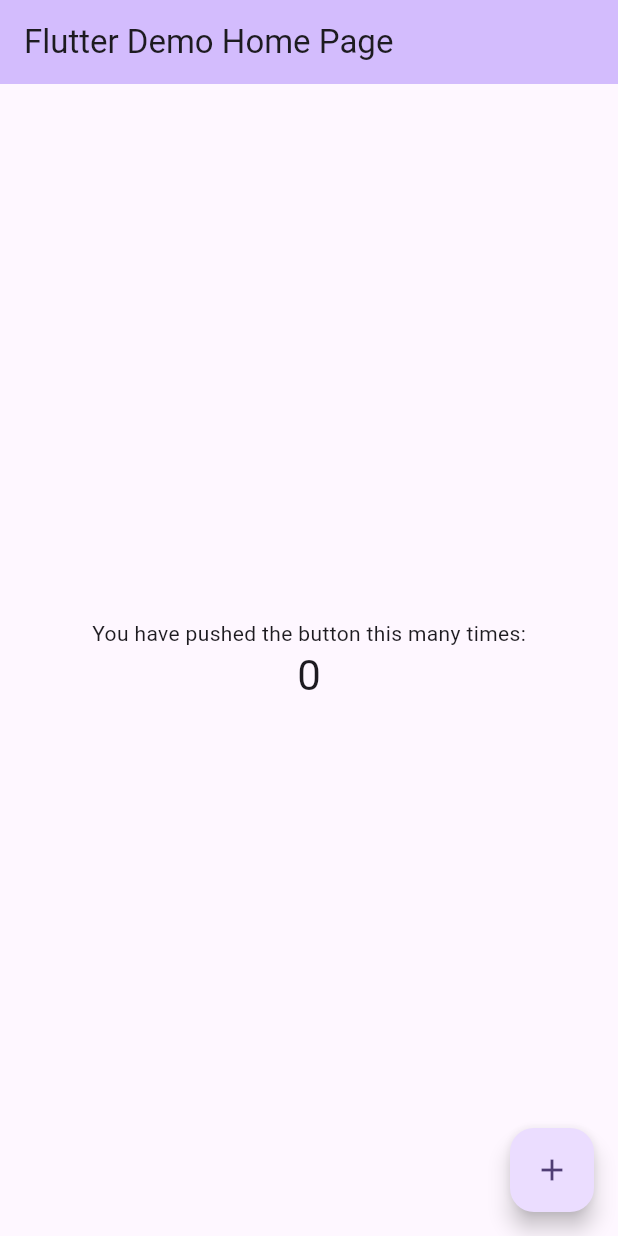
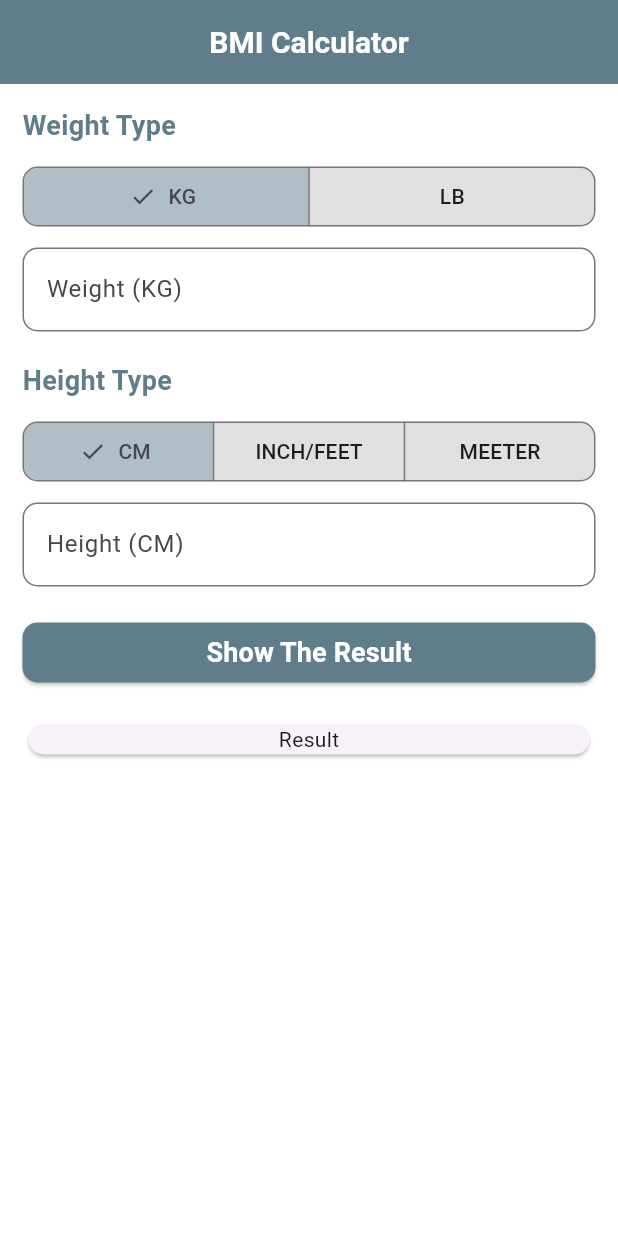
Before and after one commit to DinOfficial/-mod_17_assignmet, a Flutter app: the screen it shows after launch, on a phone screen of 412 x 824 dp. Run offline on Flutter 3.47's test engine with Material 3 defaults, Android fonts, the phone set to English and light mode, and no system bars.

Commit message:
design complete

```diff
--- /dev/null
+++ b/lib/home_page.dart
@@ -0,0 +1,164 @@
+import 'package:flutter/material.dart';
+
+enum WeightType { kg, lb }
+
+enum HeightType { cm, feetInc, m }
+
+class HomePage extends StatefulWidget {
+  const HomePage({super.key});
+
+  @override
+  State<HomePage> createState() => _HomePageState();
+}
+
+class _HomePageState extends State<HomePage> {
+  WeightType weightType = WeightType.kg;
+  HeightType heightType = HeightType.cm;
+
+  final kgCtrl = TextEditingController();
+  final lbCtrl = TextEditingController();
+  final cmCtrl = TextEditingController();
+  final feetCtrl = TextEditingController();
+  final inchCtrl = TextEditingController();
+  final mCtrl = TextEditingController();
+
+
+  @override
+  Widget build(BuildContext context) {
+    return Scaffold(
+      backgroundColor: Colors.white,
+      appBar: AppBar(
+        title: Text(
+          'BMI Calculator',
+          style: TextStyle(color: Colors.white, fontSize: 20, fontWeight: FontWeight.bold),
+        ),
+        backgroundColor: Colors.blueGrey,
+        centerTitle: true,
+      ),
+      body: ListView(
+        padding: EdgeInsets.all(15),
+        children: [
+          Text(
+            'Weight Type',
+            style: TextStyle(color: Colors.blueGrey, fontSize: 18, fontWeight: FontWeight.bold),
+          ),
+          SizedBox(height: 10),
+          SegmentedButton<WeightType>(
+            style: SegmentedButton.styleFrom(
+              backgroundColor: Colors.grey[300],
+              selectedBackgroundColor: Colors.blueGrey[200],
+              shape: RoundedRectangleBorder(
+                borderRadius: BorderRadius.circular(10),
+                side: BorderSide(color: Colors.blueGrey, width: 3),
+              ),
+            ),
+            segments: [
+              ButtonSegment<WeightType>(value: WeightType.kg, label: Text('KG')),
+              ButtonSegment<WeightType>(value: WeightType.lb, label: Text('LB')),
+            ],
+            selected: {weightType},
+            onSelectionChanged: (value) => setState(() => weightType = value.first),
+          ),
+          if (weightType == WeightType.kg) ...[
+            SizedBox(height: 10),
+            TextField(
+              decoration: InputDecoration(
+                hintText: 'Weight (KG)',
+                border: OutlineInputBorder(borderRadius: BorderRadius.circular(10)),
+              ),
+            ),
+          ] else ...[
+            SizedBox(height: 10),
+            TextField(
+              decoration: InputDecoration(
+                hintText: 'Weight (LB)',
+                border: OutlineInputBorder(borderRadius: BorderRadius.circular(10)),
+              ),
+            ),
+          ],
+          SizedBox(height: 20),
+          Text(
+            'Height Type',
+            style: TextStyle(color: Colors.blueGrey, fontSize: 18, fontWeight: FontWeight.bold),
+          ),
+          SizedBox(height: 10),
+          SegmentedButton<HeightType>(
+            style: SegmentedButton.styleFrom(
+              backgroundColor: Colors.grey[300],
+              selectedBackgroundColor: Colors.blueGrey[200],
+              shape: RoundedRectangleBorder(
+                borderRadius: BorderRadius.circular(10),
+                side: BorderSide(color: Colors.blueGrey, width: 3),
+              ),
+            ),
+            segments: [
+              ButtonSegment<HeightType>(value: HeightType.cm, label: Text('CM')),
+              ButtonSegment<HeightType>(value: HeightType.feetInc, label: Text('INCH/FEET')),
+              ButtonSegment<HeightType>(value: HeightType.m, label: Text('MEETER')),
+            ],
+            selected: {heightType},
+            onSelectionChanged: (value) => setState(() => heightType = value.first),
+          ),
+          if (heightType == HeightType.cm) ...[
+            SizedBox(height: 10),
+            TextField(
+              decoration: InputDecoration(
+                hintText: 'Height (CM)',
+                border: OutlineInputBorder(borderRadius: BorderRadius.circular(10)),
+              ),
+            ),
+          ] else if (heightType == HeightType.feetInc) ...[
+            SizedBox(height: 10),
+            Row(
+              children: [
+                Expanded(
+                  child: TextField(
+                    decoration: InputDecoration(
+                      hintText: 'Height (Feet)',
+                      border: OutlineInputBorder(borderRadius: BorderRadius.circular(10)),
+                    ),
+                  ),
+                ),
+                SizedBox(width: 10,),
+                Expanded(
+                  child: TextField(
+                    decoration: InputDecoration(
+                      hintText: 'Height (INCH)',
+                      border: OutlineInputBorder(borderRadius: BorderRadius.circular(10)),
+                    ),
+                  ),
+                ),
+              ],
+            ),
+          ] else ...[
+            SizedBox(height: 10),
+            TextField(
+              decoration: InputDecoration(
+                hintText: 'Height (MEETER)',
+                border: OutlineInputBorder(borderRadius: BorderRadius.circular(10)),
+              ),
+            ),
+          ],
+          SizedBox(height: 20,),
+          ElevatedButton(
+            style: ElevatedButton.styleFrom(
+              backgroundColor: Colors.blueGrey,
+              foregroundColor: Colors.white,
+              shape: RoundedRectangleBorder(
+                borderRadius: BorderRadius.circular(10),
+              )
+            ),
+              onPressed: (){},
+              child: Text('Show The Result', style: TextStyle(fontSize: 18, fontWeight: FontWeight.bold), )
+          ),
+          SizedBox(height: 20,),
+          Card(
+            child: Center(
+              child: Text('Result'),
+            ),
+          )
+        ],
+      ),
+    );
+  }
+}
--- a/lib/main.dart
+++ b/lib/main.dart
@@ -1,122 +1,18 @@
 import 'package:flutter/material.dart';
+import 'package:mod_17_assignmet/home_page.dart';
 
-void main() {
-  runApp(const MyApp());
+void main(){
+  runApp(MyApp());
 }
 
 class MyApp extends StatelessWidget {
   const MyApp({super.key});
 
-  // This widget is the root of your application.
   @override
   Widget build(BuildContext context) {
     return MaterialApp(
-      title: 'Flutter Demo',
-      theme: ThemeData(
-        // This is the theme of your application.
-        //
-        // TRY THIS: Try running your application with "flutter run". You'll see
-        // the application has a purple toolbar. Then, without quitting the app,
-        // try changing the seedColor in the colorScheme below to Colors.green
-        // and then invoke "hot reload" (save your changes or press the "hot
-        // reload" button in a Flutter-supported IDE, or press "r" if you used
-        // the command line to start the app).
-        //
-        // Notice that the counter didn't reset back to zero; the application
-        // state is not lost during the reload. To reset the state, use hot
-        // restart instead.
-        //
-        // This works for code too, not just values: Most code changes can be
-        // tested with just a hot reload.
-        colorScheme: ColorScheme.fromSeed(seedColor: Colors.deepPurple),
-      ),
-      home: const MyHomePage(title: 'Flutter Demo Home Page'),
+      debugShowCheckedModeBanner: false,
+      home: HomePage(),
     );
   }
 }
-
-class MyHomePage extends StatefulWidget {
-  const MyHomePage({super.key, required this.title});
-
-  // This widget is the home page of your application. It is stateful, meaning
-  // that it has a State object (defined below) that contains fields that affect
-  // how it looks.
-
-  // This class is the configuration for the state. It holds the values (in this
-  // case the title) provided by the parent (in this case the App widget) and
-  // used by the build method of the State. Fields in a Widget subclass are
-  // always marked "final".
-
-  final String title;
-
-  @override
-  State<MyHomePage> createState() => _MyHomePageState();
-}
-
-class _MyHomePageState extends State<MyHomePage> {
-  int _counter = 0;
-
-  void _incrementCounter() {
-    setState(() {
-      // This call to setState tells the Flutter framework that something has
-      // changed in this State, which causes it to rerun the build method below
-      // so that the display can reflect the updated values. If we changed
-      // _counter without calling setState(), then the build method would not be
-      // called again, and so nothing would appear to happen.
-      _counter++;
-    });
-  }
-
-  @override
-  Widget build(BuildContext context) {
-    // This method is rerun every time setState is called, for instance as done
-    // by the _incrementCounter method above.
-    //
-    // The Flutter framework has been optimized to make rerunning build methods
-    // fast, so that you can just rebuild anything that needs updating rather
-    // than having to individually change instances of widgets.
-    return Scaffold(
-      appBar: AppBar(
-        // TRY THIS: Try changing the color here to a specific color (to
-        // Colors.amber, perhaps?) and trigger a hot reload to see the AppBar
-        // change color while the other colors stay the same.
-        backgroundColor: Theme.of(context).colorScheme.inversePrimary,
-        // Here we take the value from the MyHomePage object that was created by
-        // the App.build method, and use it to set our appbar title.
-        title: Text(widget.title),
-      ),
-      body: Center(
-        // Center is a layout widget. It takes a single child and positions it
-        // in the middle of the parent.
-        child: Column(
-          // Column is also a layout widget. It takes a list of children and
-          // arranges them vertically. By default, it sizes itself to fit its
-          // children horizontally, and tries to be as tall as its parent.
-          //
-          // Column has various properties to control how it sizes itself and
-          // how it positions its children. Here we use mainAxisAlignment to
-          // center the children vertically; the main axis here is the vertical
-          // axis because Columns are vertical (the cross axis would be
-          // horizontal).
-          //
-          // TRY THIS: Invoke "debug painting" (choose the "Toggle Debug Paint"
-          // action in the IDE, or press "p" in the console), to see the
-          // wireframe for each widget.
-          mainAxisAlignment: MainAxisAlignment.center,
-          children: <Widget>[
-            const Text('You have pushed the button this many times:'),
-            Text(
-              '$_counter',
-              style: Theme.of(context).textTheme.headlineMedium,
-            ),
-          ],
-        ),
-      ),
-      floatingActionButton: FloatingActionButton(
-        onPressed: _incrementCounter,
-        tooltip: 'Increment',
-        child: const Icon(Icons.add),
-      ), // This trailing comma makes auto-formatting nicer for build methods.
-    );
-  }
-}
```
